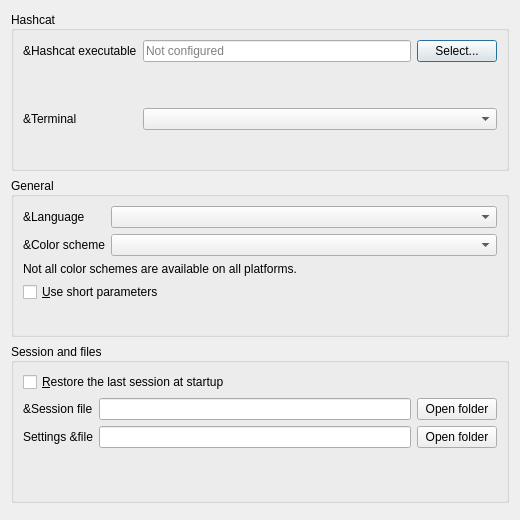
Qt form src/settingsdialog.ui (rgroesslinger/hashcat-gui) before a commit.
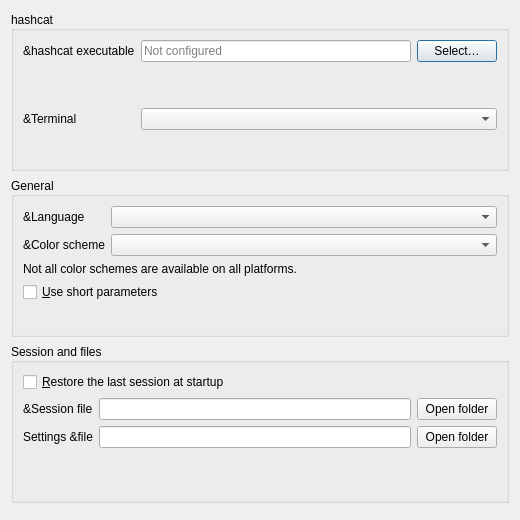
The same form after that commit.

```diff
--- a/src/settingsdialog.ui
+++ b/src/settingsdialog.ui
@@ -20,7 +20,7 @@
    <item>
     <widget class="QGroupBox" name="groupBox_hc_path">
      <property name="title">
-      <string>Hashcat</string>
+      <string>hashcat</string>
      </property>
      <property name="alignment">
       <set>Qt::AlignmentFlag::AlignLeft|Qt::AlignmentFlag::AlignVCenter</set>
@@ -29,7 +29,7 @@
       <item row="0" column="0">
        <widget class="QLabel" name="label_hc_path">
         <property name="text">
-         <string>&amp;Hashcat executable</string>
+         <string>&amp;hashcat executable</string>
         </property>
        </widget>
       </item>
@@ -51,7 +51,7 @@
         <item>
          <widget class="QPushButton" name="pushButton_select_path">
           <property name="text">
-           <string>Select...</string>
+           <string>Select…</string>
           </property>
          </widget>
         </item>
```
